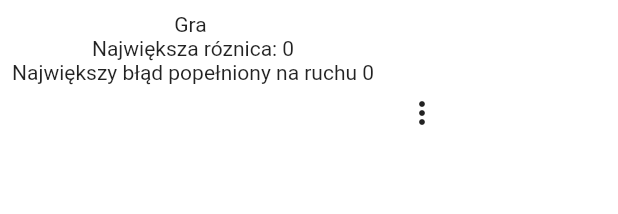
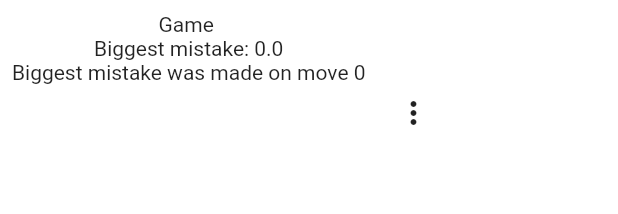
Before and after one commit to dawidwrobel97/chess_champ, a Flutter app: the _GameDescription widget shown alone on an empty page, opened directly with empty values, on a phone screen of 412 x 824 dp. Shown: the top 214 px of the screen. Run offline on Flutter 3.47's test engine with Material 2 defaults, Android fonts, the phone set to English and light mode, and no system bars; our stand-ins replace bloc, dio, flutter_bloc; missing offline and left inert: flutter_chess_board.

Commit message:
Added comments

```diff
--- a/lib/src/features/home_page/domain/models/chess_game_model.dart
+++ b/lib/src/features/home_page/domain/models/chess_game_model.dart
@@ -22,7 +22,7 @@ class ChessGameModel {
         blackPlayer = json['players']['black']['user']['name'],
         movesAnalysis = json['analysis'];
 
-  Map<String, int> get largestNumberDifference {
+  Map<String, dynamic> get largestNumberDifference {
     int biggestDifference = 0;
     int moveNumberOfBiggestDifference = 0;
     for (var i = 0; i < movesAnalysis.length - 1; i++) {
@@ -31,6 +31,8 @@ class ChessGameModel {
           movesAnalysis[i + 1].containsKey('mate')) {
         continue;
       }
+      // We only want to see our mistakes so we ignore moves made by our opponent
+      // All moves by white are even and all moves by black are odd so this filters the moves based on which color the user is
       if (userId == whitePlayer) {
         if ((i % 2) != 0) {
           continue;
@@ -54,7 +56,7 @@ class ChessGameModel {
       }
     }
     return {
-      'biggestDifference': biggestDifference,
+      'biggestDifference': biggestDifference / 100,
       'moveNumberOfBiggestDifference': moveNumberOfBiggestDifference,
     };
   }
--- a/lib/src/features/home_page/presentation/widgets/chess_games_list.dart
+++ b/lib/src/features/home_page/presentation/widgets/chess_games_list.dart
@@ -61,11 +61,11 @@ class _GameDescription extends StatelessWidget {
                       padding: const EdgeInsets.all(8.0),
                       child: Column(
                         children: [
-                          Text('Gra ${chessGamesModel.gameId}'),
+                          Text('Game ${chessGamesModel.gameId}'),
                           Text(
-                              'Największa róznica: ${chessGamesModel.largestNumberDifference['biggestDifference']}'),
+                              'Biggest mistake: ${chessGamesModel.largestNumberDifference['biggestDifference']}'),
                           Text(
-                              'Największy błąd popełniony na ruchu ${chessGamesModel.largestNumberDifference['moveNumberOfBiggestDifference']}')
+                              'Biggest mistake was made on move ${chessGamesModel.largestNumberDifference['moveNumberOfBiggestDifference']}')
                         ],
                       ),
                     ),
```
